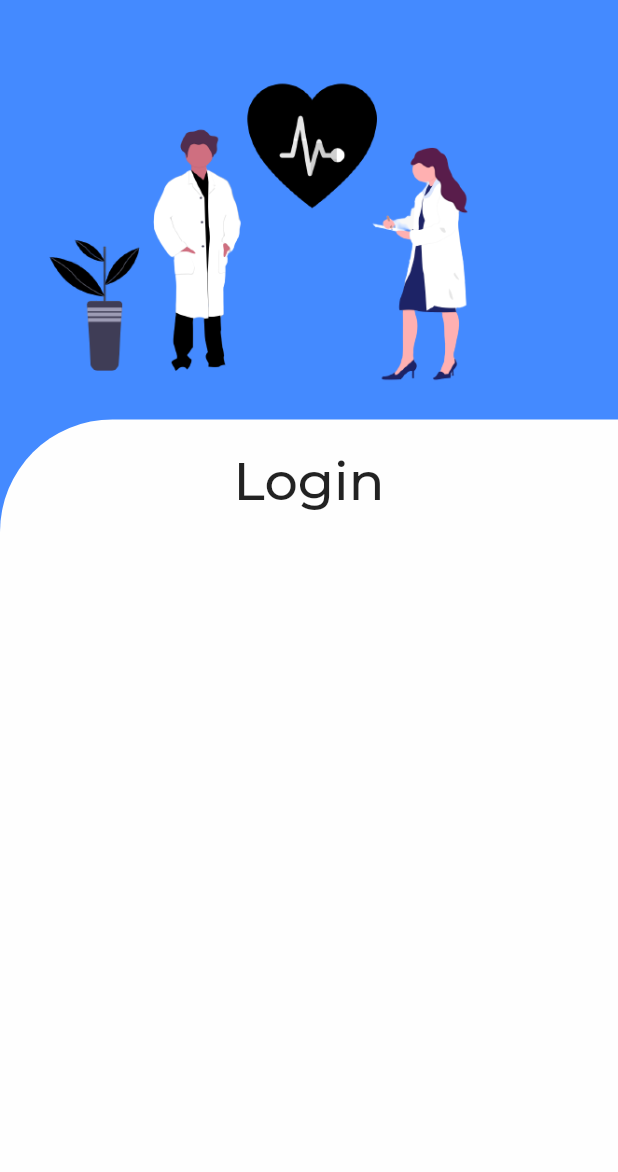
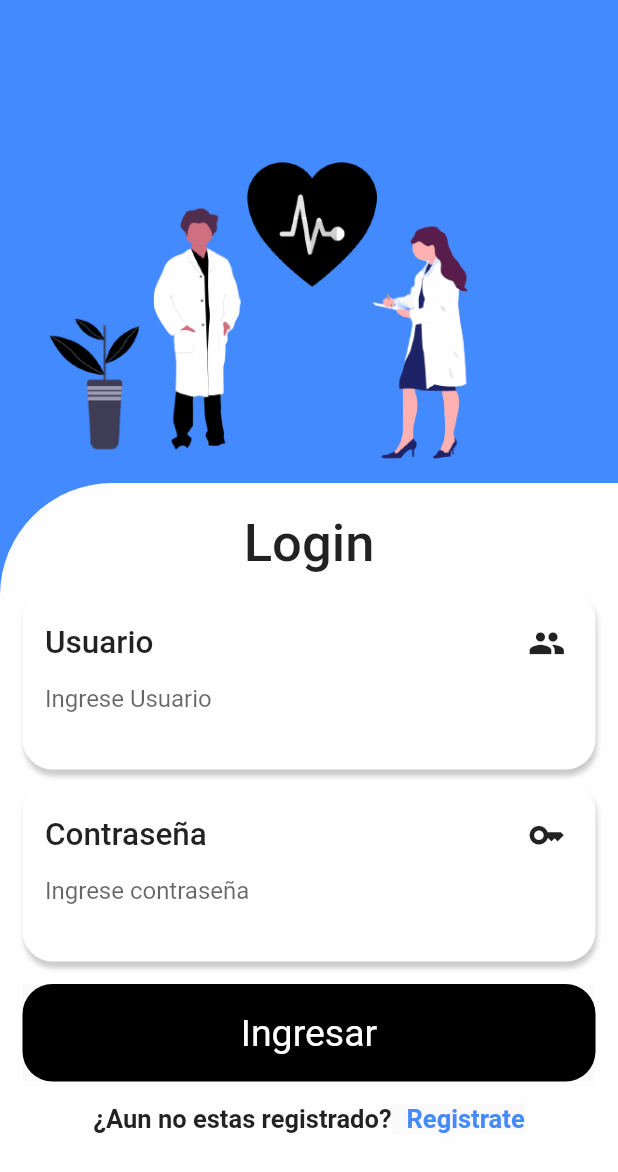
Before and after one commit to Franklin20-13/appmedi, a Flutter app: the screen it shows after launch, on a phone screen of 412 x 824 dp. Shown: the top 1172 px of the screen. Run offline on Flutter 3.47's test engine with Material 2 defaults, Android fonts, the phone set to English and light mode, and no system bars; our stand-ins replace auto_route, cloud_firestore, dartz, equatable, firebase_core, flutter_bloc and 4 more; accounts and stored records are empty.

Commit message:
login UI completed

```diff
--- a/lib/features/authentication/presentation/views/login_app.dart
+++ b/lib/features/authentication/presentation/views/login_app.dart
@@ -2,7 +2,6 @@ import 'package:app_medi/shared/my_assets.dart';
 import 'package:app_medi/shared/values/values.dart';
 import 'package:auto_route/auto_route.dart';
 import 'package:flutter/material.dart';
-import 'package:google_fonts/google_fonts.dart';
 
 @RoutePage()
 class LoginView extends StatefulWidget {
@@ -13,6 +12,15 @@ class LoginView extends StatefulWidget {
 }
 
 class _LoginViewState extends State<LoginView> {
+  late TextEditingController _userController;
+  late TextEditingController _passwordController;
+  @override
+  void initState() {
+    _userController = TextEditingController(text: '');
+    _passwordController = TextEditingController(text: '');
+    super.initState();
+  }
+
   @override
   Widget build(BuildContext context) {
     final size = MediaQuery.of(context).size;
@@ -21,7 +29,7 @@ class _LoginViewState extends State<LoginView> {
       body: Stack(
         children: [
           Positioned(
-            bottom: size.height * .6+50,
+            bottom: size.height * .5 + 80,
             left: 0,
             child: Image.asset(
               MyAsstes.logo,
@@ -33,7 +41,7 @@ class _LoginViewState extends State<LoginView> {
             alignment: Alignment.bottomCenter,
             child: Container(
               width: double.infinity,
-              height: size.height * .6 +50,
+              height: size.height * .5 + 90,
               decoration: const BoxDecoration(
                 color: Color(0xfffefefe),
                 borderRadius: BorderRadius.only(
@@ -43,14 +51,62 @@ class _LoginViewState extends State<LoginView> {
               child: ListView(
                 children: [
                   Center(
-                    child: Text(
+                    child: const Text(
                       'Login',
-                      style: GoogleFonts.montserrat(
-                          fontSize: 35, fontWeight: FontWeight.w500),
+                      style: TextStyle(
+                        fontSize: 35,
+                        fontWeight: FontWeight.w500,
+                      ),
                     ).paddingTop(20),
-                  )
+                  ),
+                  inputWidgetCard(
+                    label: 'Usuario',
+                    icon: Icons.people,
+                    controller: _userController,
+                    hintText: 'Ingrese Usuario',
+                  ).paddingTop(10),
+                  inputWidgetCard(
+                    label: 'Contraseña',
+                    icon: Icons.key_outlined,
+                    controller: _passwordController,
+                    hintText: 'Ingrese contraseña',
+                  ).paddingTop(8),
+                  buttonWidgetApp(
+                    label: 'Ingresar',
+                    onTap: () {},
+                  ).paddingOnly(
+                    top: 15,
+                    bottom: 15,
+                  ),
+                  Row(
+                    mainAxisAlignment: MainAxisAlignment.center,
+                    children: [
+                      const Text(
+                        "¿Aun no estas registrado?",
+                        style: TextStyle(
+                          fontSize: 17,
+                          fontWeight: FontWeight.bold,
+                        ),
+                      ),
+                      Material(
+                        child: InkWell(
+                          onTap: (){
+
+                          },
+                          child: const Text(
+                            "Registrate",
+                            style: TextStyle(
+                              fontSize: 17,
+                              fontWeight: FontWeight.bold,
+                              color: Colors.blueAccent,
+                            ),
+                          ).paddingLeft(10),
+                        ),
+                      ),
+                    ],
+                  ).paddingBottom(15)
                 ],
-              ),
+              ).paddingOnly(left: 15, right: 15),
             ),
           )
         ],
--- a/lib/shared/values/widgets_complements.dart
+++ b/lib/shared/values/widgets_complements.dart
@@ -8,7 +8,6 @@ Row row(
     children: list,
   );
 }
-
 
 Color getColor(Set<MaterialState> states) {
   const Set<MaterialState> interactiveStates = <MaterialState>{
@@ -147,10 +146,6 @@ DropdownButton<dynamic> dropdownButton({
       onChanged: onChanged);
 }
 
-
-
-
-
 Widget textInput(
     String label, TextEditingController controller, bool isDropdown,
     {bool isRequired = true,
@@ -228,3 +223,86 @@ Widget textInput(
     ),
   );
 }
+
+Container inputWidgetCard(
+    {required String label,
+    required icon,
+    required TextEditingController controller,
+    required String hintText}) {
+  return Container(
+    width: double.infinity,
+    height: 120,
+    decoration: BoxDecoration(
+      color: Colors.white,
+      borderRadius: const BorderRadius.all(Radius.circular(20)),
+      boxShadow: [
+        BoxShadow(
+          color: Colors.black.withOpacity(0.2),
+          offset: const Offset(1, 4),
+          blurRadius: 2,
+        ),
+      ],
+    ),
+    child: Column(
+      mainAxisAlignment: MainAxisAlignment.center,
+      crossAxisAlignment: CrossAxisAlignment.start,
+      children: [
+        Row(
+          mainAxisAlignment: MainAxisAlignment.spaceBetween,
+          children: [
+            Text(
+              label,
+              style: const TextStyle(
+                fontSize: 21,
+                fontWeight: FontWeight.w500,
+              ),
+            ).paddingLeft(15),
+            Icon(
+              icon,
+              size: 25,
+            ).paddingRight(20)
+          ],
+        ),
+        TextFormField(
+          decoration: InputDecoration(
+            border: InputBorder.none,
+            hintText: hintText,
+          ),
+        ).paddingOnly(left: 15, right: 15)
+      ],
+    ),
+  );
+}
+
+Material buttonWidgetApp({
+  required String label,
+  double fontSize = 25,
+  Color color = Colors.black,
+  Color labelColor = Colors.white,
+  required VoidCallback onTap
+}) {
+  return Material(
+    child: InkWell(
+      onTap: onTap,
+      child: Container(
+        width: double.infinity,
+        height: 65,
+        decoration: BoxDecoration(
+          color: color,
+          borderRadius: const BorderRadius.all(
+            Radius.circular(20),
+          ),
+        ),
+        child: Center(
+          child: Text(
+            label,
+            style: TextStyle(
+              color: labelColor,
+              fontSize: fontSize,
+            ),
+          ),
+        ),
+      ),
+    ),
+  );
+}
```
